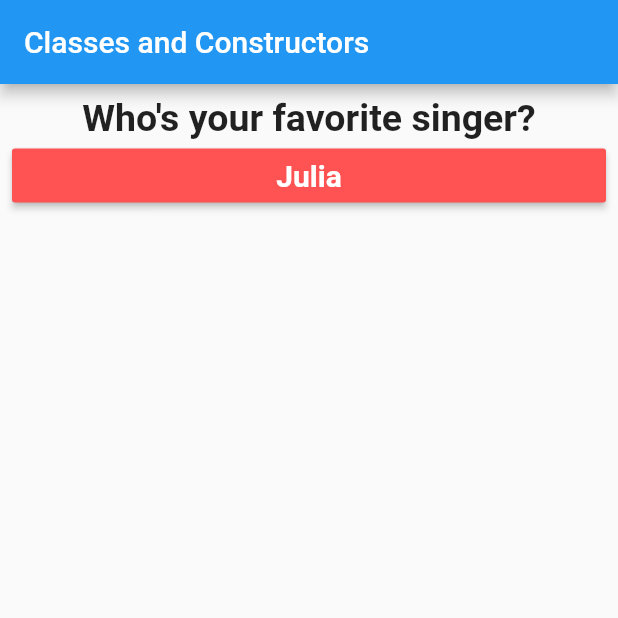
After one commit to sanjibsinha/how_flutter_uses_dart, a Flutter app: the screen it shows after launch, after a tap on "Rob", on a phone screen of 412 x 824 dp, the top half of it. The commit adds this screen. Run offline on Flutter 3.47's test engine with Material 2 defaults, Android fonts, the phone set to English and light mode, and no system bars; missing offline and left inert: dart:ffi.

Commit message:
before upgrade

```diff
--- /dev/null
+++ b/lib/chapter-two/controller/question_widget.dart
@@ -0,0 +1,24 @@
+import 'package:flutter/material.dart';
+
+class QuestionWidget extends StatelessWidget {
+  const QuestionWidget({
+    Key key,
+    @required this.questions,
+    @required int questionIndex,
+  })  : _questionIndex = questionIndex,
+        super(key: key);
+
+  final List<Map<String, Object>> questions;
+  final int _questionIndex;
+
+  @override
+  Widget build(BuildContext context) {
+    return Text(
+      questions[_questionIndex]['question'],
+      style: TextStyle(
+        fontSize: 25.0,
+        fontWeight: FontWeight.bold,
+      ),
+    );
+  }
+}
--- /dev/null
+++ b/lib/chapter-two/view/chapter_two_first_page.dart
@@ -0,0 +1,18 @@
+import 'package:flutter/material.dart';
+import 'package:how_flutter_uses_dart/chapter-two/view/class_and_constructor.dart';
+
+class ChapterTwoFirstPage extends StatelessWidget {
+  const ChapterTwoFirstPage({Key key}) : super(key: key);
+
+  @override
+  Widget build(BuildContext context) {
+    return Scaffold(
+      appBar: AppBar(
+        title: Text(
+          'Classes and Constructors',
+        ),
+      ),
+      body: ClassAndConstructor(),
+    );
+  }
+}
--- /dev/null
+++ b/lib/chapter-two/view/class_and_constructor.dart
@@ -0,0 +1,74 @@
+import 'dart:ffi';
+
+import 'package:flutter/material.dart';
+import '../controller/question_widget.dart';
+
+class ClassAndConstructor extends StatefulWidget {
+  ClassAndConstructor({Key key}) : super(key: key);
+
+  @override
+  _ClassAndConstructorState createState() => _ClassAndConstructorState();
+}
+
+class _ClassAndConstructorState extends State<ClassAndConstructor> {
+  int _questionIndex = 0;
+  void _answerQuestion() {
+    setState(() {
+      _questionIndex = _questionIndex + 1;
+    });
+    if (_questionIndex > 2) {
+      _questionIndex = 0;
+    }
+  }
+
+  @override
+  Widget build(BuildContext context) {
+    var questions = [
+      {
+        'question': 'Who\'s your favorite writer?',
+        'answers': ['Rob', 'Martin', 'Bob', 'Peter'],
+      },
+      {
+        'question': 'Who\'s your favorite singer?',
+        'answers': ['Milia', 'Julia', 'Catty', 'Elisa'],
+      },
+      {
+        'question': 'Who\'s your favorite band?',
+        'answers': ['PQR', 'MNC', 'ABC', 'XYZ'],
+      },
+    ];
+    var answer = questions[_questionIndex]['answers'] as List<String>;
+    return Center(
+      child: Padding(
+        padding: const EdgeInsets.all(8.0),
+        child: Column(
+          children: [
+            QuestionWidget(
+              questions: questions,
+              questionIndex: _questionIndex,
+            ),
+            fetchAnswers(answer, _questionIndex),
+          ],
+        ),
+      ),
+    );
+  }
+
+  Container fetchAnswers(List<String> answer, int index) {
+    return Container(
+      width: double.infinity,
+      child: RaisedButton(
+        textColor: Colors.white,
+        color: Colors.redAccent,
+        child: Text(
+          answer[index],
+          style: TextStyle(
+            fontSize: 20.0,
+            fontWeight: FontWeight.bold,
+          ),
+        ),
+        onPressed: _answerQuestion,
+      ),
+    );
+  }
+}
--- a/lib/material_app.dart
+++ b/lib/material_app.dart
@@ -1,5 +1,6 @@
 import 'package:flutter/material.dart';
-import 'package:how_flutter_uses_dart/chapter-one-string/small-profile-app/view/small_profile_app.dart';
+// import 'package:how_flutter_uses_dart/chapter-one-string/small-profile-app/view/small_profile_app.dart';
+import 'package:how_flutter_uses_dart/chapter-two/view/chapter_two_first_page.dart';
 
 // import 'chapter-one-string/dart_string.dart';
 
@@ -9,7 +10,8 @@ class HowFlutterUsesDartApp extends StatelessWidget {
     return MaterialApp(
       title: 'How Flutter uses Dart',
       // home: ChapterOneString(),
-      home: SmallProfileApp(),
+      // home: SmallProfileApp(),
+      home: ChapterTwoFirstPage(),
     );
   }
 }
```
